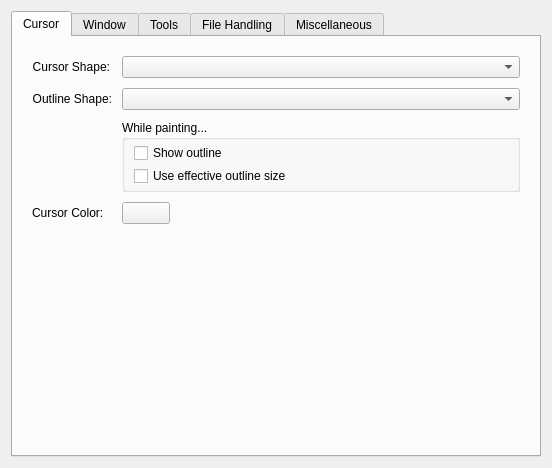
KDE/krita, file libs/ui/forms/wdggeneralsettings.ui: the form before one commit.
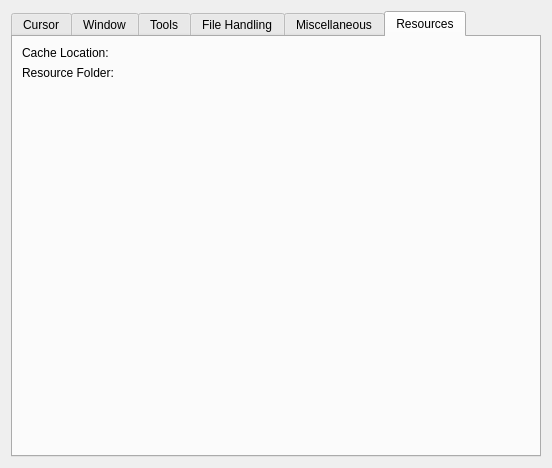
The form after the commit. The open tabs and pages were chosen to show the change. Custom widgets are drawn as their Qt base class.

Commit message: Fix settings dialog

```diff
--- a/libs/ui/forms/wdggeneralsettings.ui
+++ b/libs/ui/forms/wdggeneralsettings.ui
@@ -888,6 +888,33 @@
        </item>
       </layout>
      </widget>
+     <widget class="QWidget" name="tab_4">
+      <attribute name="title">
+       <string>Resources</string>
+      </attribute>
+      <layout class="QFormLayout" name="formLayout_7">
+       <item row="0" column="0">
+        <widget class="QLabel" name="label_14">
+         <property name="text">
+          <string>Cache Location:</string>
+         </property>
+        </widget>
+       </item>
+       <item row="0" column="1">
+        <widget class="KisFileNameRequester" name="m_urlCacheDbLocation" native="true"/>
+       </item>
+       <item row="1" column="0">
+        <widget class="QLabel" name="label_15">
+         <property name="text">
+          <string>Resource Folder:</string>
+         </property>
+        </widget>
+       </item>
+       <item row="1" column="1">
+        <widget class="KisFileNameRequester" name="m_urlResourceFolder" native="true"/>
+       </item>
+      </layout>
+     </widget>
     </widget>
    </item>
   </layout>
@@ -909,6 +936,12 @@
    <header>kis_slider_spin_box.h</header>
    <container>1</container>
   </customwidget>
+  <customwidget>
+   <class>KisFileNameRequester</class>
+   <extends>QWidget</extends>
+   <header>kis_file_name_requester.h</header>
+   <container>1</container>
+  </customwidget>
  </customwidgets>
  <resources/>
  <connections/>
```
